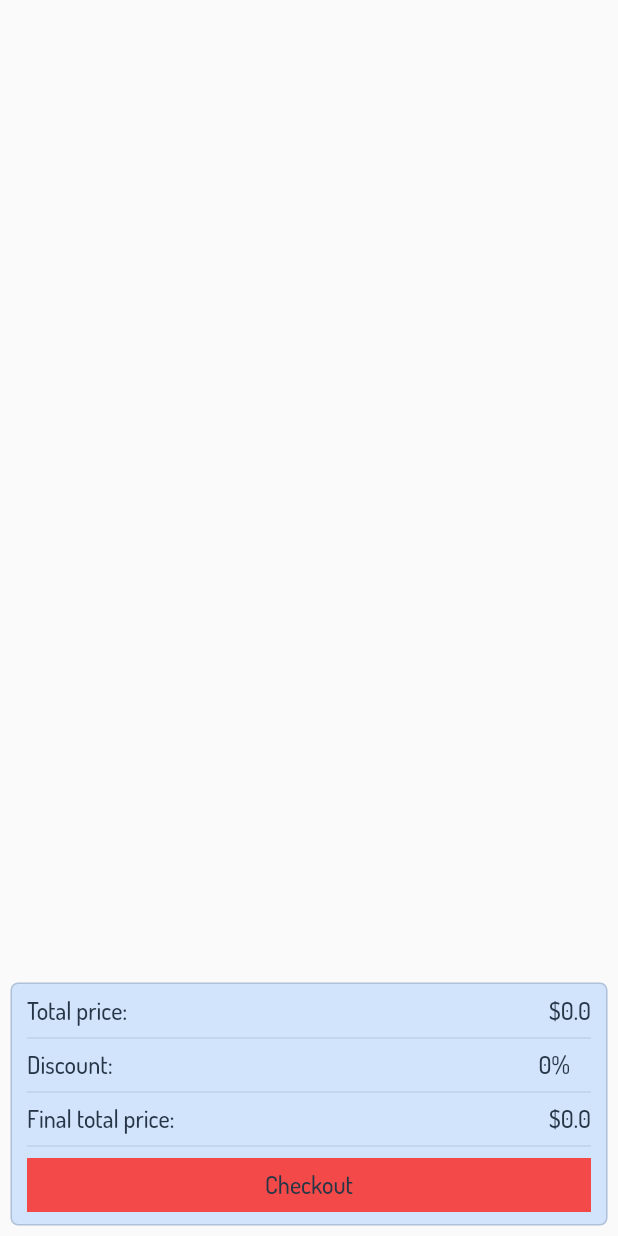
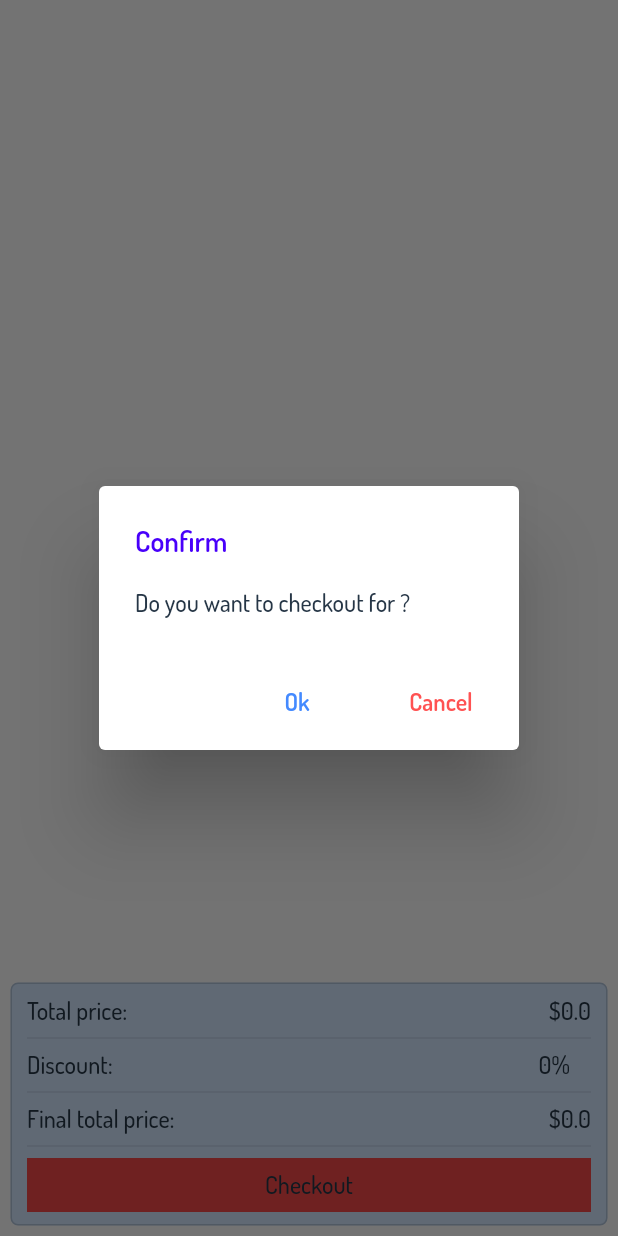
Before and after one commit to uiters/store-pattern, a Flutter app: the CartScreen widget shown alone on an empty page, opened directly with empty values, after a tap on "Checkout", on a phone screen of 412 x 824 dp. Run offline on Flutter 3.47's test engine with Material 2 defaults, Android fonts, the phone set to English and light mode, and no system bars; network calls fail.

Commit message:
insert BillDetail & handle after checking out

```diff
--- a/order_app/lib/Views/cart.view.dart
+++ b/order_app/lib/Views/cart.view.dart
@@ -1,16 +1,16 @@
 import 'package:flutter/material.dart';
 
 import './../Controllers/cart.controller.dart';
-import './../Models/cart.model.dart' as cart;
 import './../Models/home.model.dart' as home;
 import './../Models/menu.model.dart' as menu;
 
 import './../Constants/theme.dart';
 
 class CartScreen extends StatefulWidget {
-  CartScreen({key, this.table}):super(key: key);
+  CartScreen({key, this.table, this.menuContext}):super(key: key);
 
   final home.Table table;
+  final BuildContext menuContext;
 
   @override
   _CartScreenState createState() => _CartScreenState();
@@ -237,7 +237,7 @@ class _CartScreenState extends State<CartScreen> {
           new Divider(),
           new GestureDetector(
             onTap: () {
-              _checkOut();
+              _checkOut(context);
             },
             child: new Container(
               alignment: Alignment(0.0, 0.0),
@@ -256,14 +256,81 @@ class _CartScreenState extends State<CartScreen> {
     );
   }
 
-  void _checkOut() async {
-    home.Table table = widget.table;
-    await Controller.instance.insertBill(table.id, table.dateCheckIn, DateTime.now(), _discount, table.getTotalPrice(), 1);
-    int idBill = await Controller.instance.getIdBillMax();
-    print(idBill);
-    // for (var food in table.foods) {
-    //   Controller.instance.insertBillDetail(idBill, food.id, food.quantity);
-    // }
+  void _checkOut(BuildContext cartContext) async {
+
+    showDialog(
+      context: context,
+      builder: (BuildContext context) {
+        return AlertDialog(
+          title: new Text(
+            'Confirm',
+            style: new TextStyle(
+              color: accentColor,
+              fontFamily: 'Dosis',
+              fontSize: 19.0,
+              fontWeight: FontWeight.w600
+            ),
+          ),
+          content: new Text(
+            'Do you want to checkout for ' + widget.table.name + '?',
+            style: new TextStyle(
+              color: fontColor,
+              fontFamily: 'Dosis',
+              fontSize: 16.0,
+              fontWeight: FontWeight.w500
+            ),
+          ),
+          actions: <Widget>[
+            new FlatButton(
+              child: new Text(
+                'Ok',
+                style: new TextStyle(
+                  color: Colors.blueAccent,
+                  fontFamily: 'Dosis',
+                  fontSize: 16.0,
+                  fontWeight: FontWeight.w600
+                ),
+              ),
+              onPressed: () async {
+
+                /* Pop screens */
+                Navigator.of(context).pop();
+                Navigator.of(cartContext).pop();
+                Navigator.of(widget.menuContext).pop();
+
+                home.Table table = widget.table;
+                setState(() {
+                  table.status = -1;
+                  table.foods.clear();
+                });
+
+                await Controller.instance.insertBill(table.id, table.dateCheckIn, DateTime.now(), _discount, table.getTotalPrice(), 1);
+                int idBill = await Controller.instance.getIdBillMax();
+                for (var food in table.foods) {
+                  await Controller.instance.insertBillDetail(idBill, food.id, food.quantity);
+                }
+
+              },
+            ),
+            new FlatButton(
+              child: new Text(
+                'Cancel',
+                style: new TextStyle(
+                  color: Colors.redAccent,
+                  fontFamily: 'Dosis',
+                  fontSize: 16.0,
+                  fontWeight: FontWeight.w600
+                ),
+              ),
+              onPressed: () {
+                Navigator.of(context).pop();
+              },
+            )
+          ],
+        );
+      }
+    );
+
   }
 
 }
--- /dev/null
+++ b/order_app/lib/Views/dialog.view.dart
@@ -0,0 +1 @@
+import 'package:flutter/material.dart';
```
Also changed, not shown: order_app/lib/Views/home.view.dart (+5 -5 lines).
